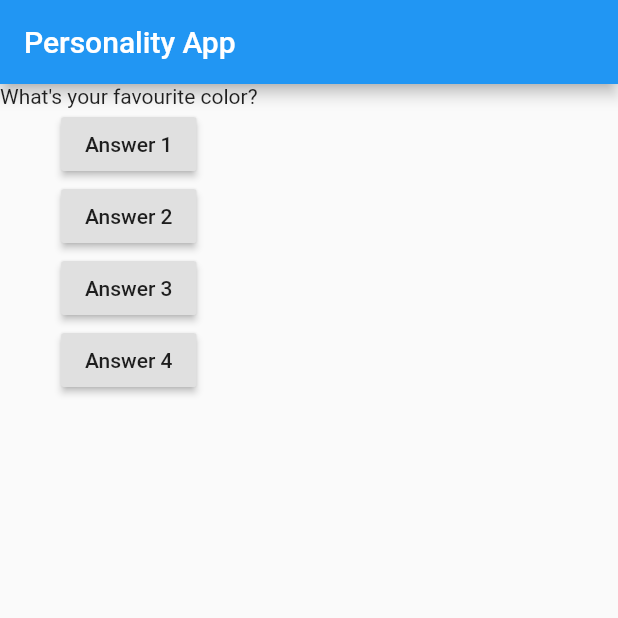
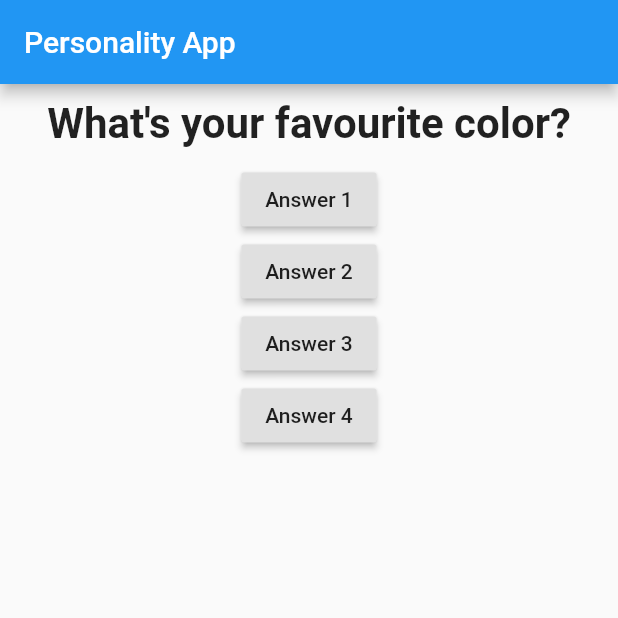
Before and after one commit to ChewxDev/Personality_Quiz_App, a Flutter app: the screen it shows after launch, on a phone screen of 412 x 824 dp, the top half of it. Run offline on Flutter 3.47's test engine with Material 2 defaults, Android fonts, the phone set to English and light mode, and no system bars.

Commit message:
Styled th question text

```diff
--- a/lib/questions.dart
+++ b/lib/questions.dart
@@ -2,14 +2,20 @@ import 'package:flutter/material.dart';
 
 class Questions extends StatelessWidget {
 
-  String questionText;
+  final String questionText;
 
   Questions(this.questionText);
 
   @override
   Widget build(BuildContext context) {
-    return Text(
-      questionText
+    return Container(
+      width: double.infinity,
+      margin: EdgeInsets.all(10),
+      child: Text(
+        questionText,
+        style: TextStyle(fontSize: 28, fontWeight: FontWeight.bold,),
+        textAlign: TextAlign.center,
+      ),
     );
   }
 }
```
